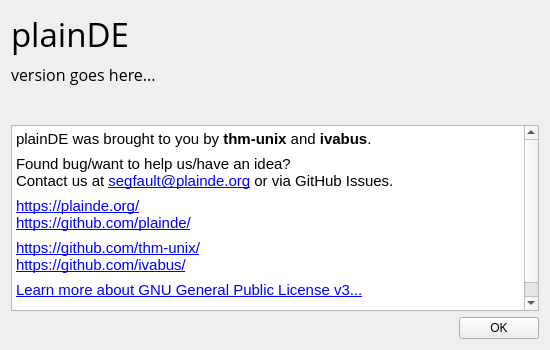
This is about.ui in plainDE/plainAbout as Qt 5 draws it before an edit. The edited form follows.
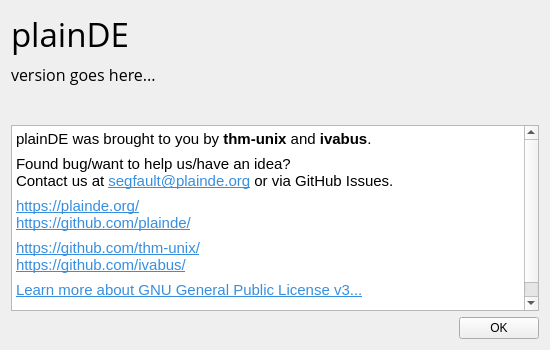
This is the edited form. Icons and pictures are not drawn.

What changed in the file:
```diff
--- a/about.ui
+++ b/about.ui
@@ -104,10 +104,10 @@
 hr { height: 1px; border-width: 0; }
 &lt;/style&gt;&lt;/head&gt;&lt;body style=&quot; font-family:'Cantarell'; font-size:11pt; font-weight:400; font-style:normal;&quot;&gt;
 &lt;p style=&quot; margin-top:7px; margin-bottom:7px; margin-left:0px; margin-right:0px; -qt-block-indent:0; text-indent:0px;&quot;&gt;plainDE was brought to you by &lt;span style=&quot; font-weight:700;&quot;&gt;thm-unix&lt;/span&gt; and &lt;span style=&quot; font-weight:700;&quot;&gt;ivabus&lt;/span&gt;.&lt;/p&gt;
-&lt;p style=&quot; margin-top:7px; margin-bottom:7px; margin-left:0px; margin-right:0px; -qt-block-indent:0; text-indent:0px;&quot;&gt;Found bug/want to help us/have an idea?&lt;br /&gt;Contact us at &lt;a href=&quot;mailto:segfault@plainde.org&quot;&gt;&lt;span style=&quot; text-decoration: underline; color:#0000ff;&quot;&gt;segfault@plainde.org&lt;/span&gt;&lt;/a&gt; or via GitHub Issues.&lt;/p&gt;
-&lt;p style=&quot; margin-top:7px; margin-bottom:7px; margin-left:0px; margin-right:0px; -qt-block-indent:0; text-indent:0px;&quot;&gt;&lt;a href=&quot;https://plainde.org/&quot;&gt;&lt;span style=&quot; text-decoration: underline; color:#0000ff;&quot;&gt;https://plainde.org/&lt;br /&gt;&lt;/span&gt;&lt;/a&gt;&lt;a href=&quot;https://github.com/plainde/&quot;&gt;&lt;span style=&quot; text-decoration: underline; color:#0000ff;&quot;&gt;https://github.com/plainde/&lt;/span&gt;&lt;/a&gt;&lt;/p&gt;
-&lt;p style=&quot; margin-top:7px; margin-bottom:7px; margin-left:0px; margin-right:0px; -qt-block-indent:0; text-indent:0px;&quot;&gt;&lt;a href=&quot;https://github.com/thm-unix/&quot;&gt;&lt;span style=&quot; text-decoration: underline; color:#0000ff;&quot;&gt;https://github.com/thm-unix/&lt;br /&gt;&lt;/span&gt;&lt;/a&gt;&lt;a href=&quot;https://github.com/ivabus/&quot;&gt;&lt;span style=&quot; text-decoration: underline; color:#0000ff;&quot;&gt;https://github.com/ivabus/&lt;/span&gt;&lt;/a&gt;&lt;/p&gt;
-&lt;p style=&quot; margin-top:7px; margin-bottom:7px; margin-left:0px; margin-right:0px; -qt-block-indent:0; text-indent:0px;&quot;&gt;&lt;a href=&quot;https://www.gnu.org/licenses/gpl-3.0.html&quot;&gt;&lt;span style=&quot; text-decoration: underline; color:#0000ff;&quot;&gt;Learn more about GNU General Public License v3...&lt;/span&gt;&lt;/a&gt;&lt;/p&gt;
+&lt;p style=&quot; margin-top:7px; margin-bottom:7px; margin-left:0px; margin-right:0px; -qt-block-indent:0; text-indent:0px;&quot;&gt;Found bug/want to help us/have an idea?&lt;br /&gt;Contact us at &lt;a href=&quot;mailto:segfault@plainde.org&quot;&gt;&lt;span style=&quot; text-decoration: underline; color:#378edf;&quot;&gt;segfault@plainde.org&lt;/span&gt;&lt;/a&gt; or via GitHub Issues.&lt;/p&gt;
+&lt;p style=&quot; margin-top:7px; margin-bottom:7px; margin-left:0px; margin-right:0px; -qt-block-indent:0; text-indent:0px;&quot;&gt;&lt;a href=&quot;https://plainde.org/&quot;&gt;&lt;span style=&quot; text-decoration: underline; color:#378edf;&quot;&gt;https://plainde.org/&lt;/span&gt;&lt;/a&gt;&lt;a href=&quot;https://plainde.org/&quot;&gt;&lt;span style=&quot; text-decoration: underline; color:#0000ff;&quot;&gt;&lt;br /&gt;&lt;/span&gt;&lt;/a&gt;&lt;a href=&quot;https://github.com/plainde/&quot;&gt;&lt;span style=&quot; text-decoration: underline; color:#378edf;&quot;&gt;https://github.com/plainde/&lt;/span&gt;&lt;/a&gt;&lt;/p&gt;
+&lt;p style=&quot; margin-top:7px; margin-bottom:7px; margin-left:0px; margin-right:0px; -qt-block-indent:0; text-indent:0px;&quot;&gt;&lt;a href=&quot;https://github.com/thm-unix/&quot;&gt;&lt;span style=&quot; text-decoration: underline; color:#378edf;&quot;&gt;https://github.com/thm-unix/&lt;br /&gt;&lt;/span&gt;&lt;/a&gt;&lt;a href=&quot;https://github.com/ivabus/&quot;&gt;&lt;span style=&quot; text-decoration: underline; color:#378edf;&quot;&gt;https://github.com/ivabus/&lt;/span&gt;&lt;/a&gt;&lt;/p&gt;
+&lt;p style=&quot; margin-top:7px; margin-bottom:7px; margin-left:0px; margin-right:0px; -qt-block-indent:0; text-indent:0px;&quot;&gt;&lt;a href=&quot;https://www.gnu.org/licenses/gpl-3.0.html&quot;&gt;&lt;span style=&quot; text-decoration: underline; color:#378edf;&quot;&gt;Learn more about GNU General Public License v3...&lt;/span&gt;&lt;/a&gt;&lt;/p&gt;
 &lt;p style=&quot; margin-top:7px; margin-bottom:7px; margin-left:0px; margin-right:0px; -qt-block-indent:0; text-indent:0px;&quot;&gt;2022&lt;/p&gt;&lt;/body&gt;&lt;/html&gt;</string>
      </property>
      <property name="textInteractionFlags">
```
Left out of the diff: 6 changed lines with no effect on the pictures.
